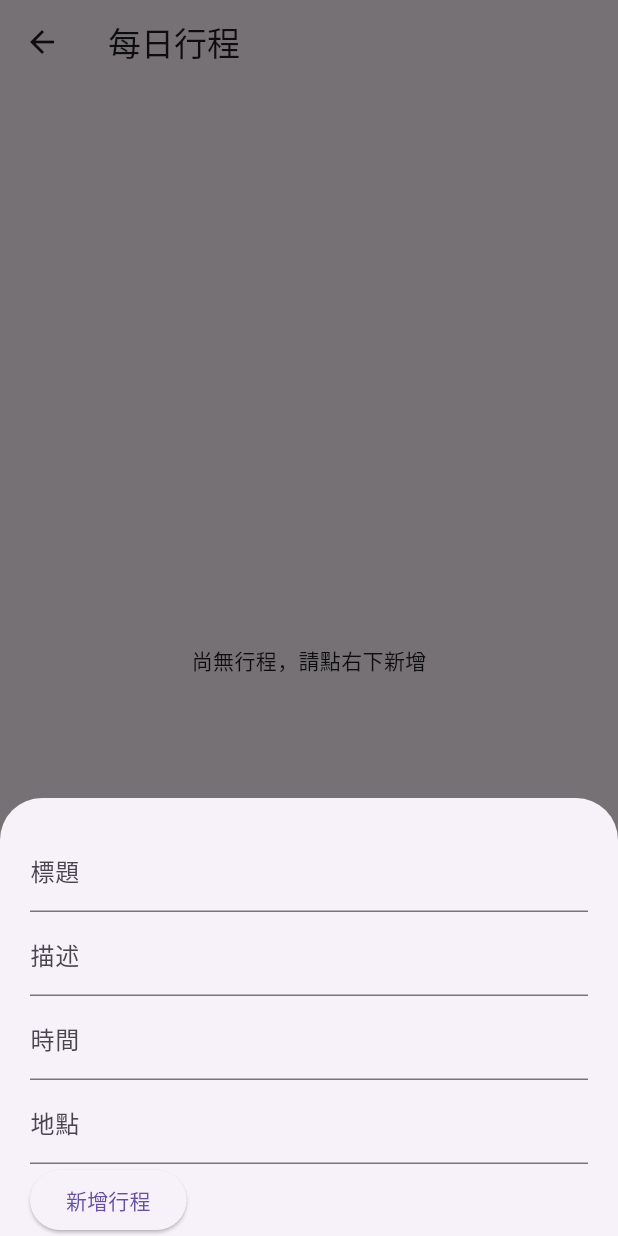
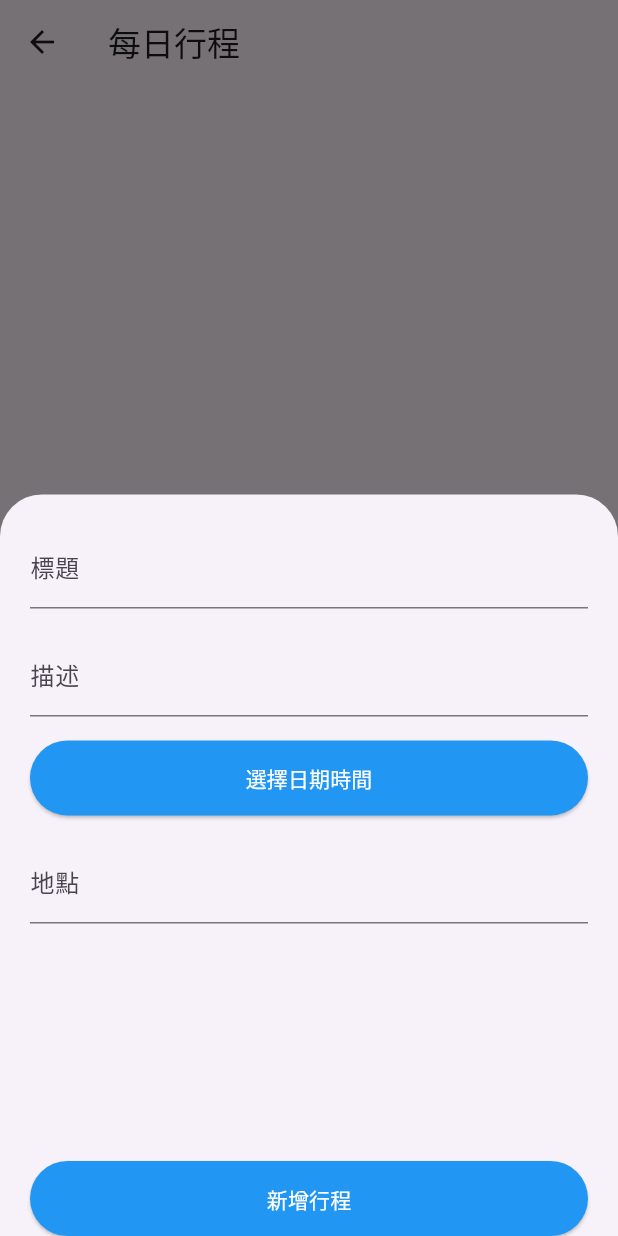
Before and after one commit to BebeShen/Btrip, a Flutter app: the DailyPlanScreen screen opened directly, after a tap on the "add" icon, on a phone screen of 412 x 824 dp. Run offline on Flutter 3.47's test engine with Material 3 defaults, Android fonts, the phone set to English and light mode, and no system bars; our stand-ins replace convex_bottom_bar.

Commit message:
[v0.0.1.250707.4][Feat] Add/Update plan

```diff
--- a/lib/screens/daily_plan_screen.dart
+++ b/lib/screens/daily_plan_screen.dart
@@ -1,4 +1,5 @@
 import 'package:flutter/material.dart';
+import 'package:intl/intl.dart';
 
 class DailyPlanScreen extends StatefulWidget {
   const DailyPlanScreen({super.key});
@@ -9,15 +10,17 @@ class DailyPlanScreen extends StatefulWidget {
 
 class _DailyPlanScreenState extends State<DailyPlanScreen> {
   final List<PlanItem> _plans = [];
+  final DateFormat formatter = DateFormat('yyyy/MM/dd HH:mm');
 
-  void _addPlan(String title, String description, String time, String location) {
+  void _addPlan(PlanItem plan) {
     setState(() {
-      _plans.add(PlanItem(
-        title: title,
-        description: description,
-        time: time,
-        location: location,
-      ));
+      _plans.add(plan);
+    });
+  }
+
+  void _updatePlan(int index, PlanItem newPlan) {
+    setState(() {
+      _plans[index] = newPlan;
     });
   }
 
@@ -27,53 +30,148 @@ class _DailyPlanScreenState extends State<DailyPlanScreen> {
     });
   }
 
-  void _showAddPlanSheet() {
-    String title = '';
-    String description = '';
-    String time = '';
-    String location = '';
+  void _showPlanSheet({PlanItem? plan, int? index}) {
+    String title = plan?.title ?? '';
+    String description = plan?.description ?? '';
+    String location = plan?.location ?? '';
+    DateTime? selectedDateTime;
+
+    if (plan != null && plan.time.isNotEmpty) {
+      selectedDateTime = DateTime.tryParse(plan.time);
+    }
+
+    final titleController = TextEditingController(text: title);
+    final descriptionController = TextEditingController(text: description);
+    final locationController = TextEditingController(text: location);
 
     showModalBottomSheet(
       context: context,
-      isScrollControlled: true, // 當輸入鍵盤出現時可滾動
+      isScrollControlled: true,
       builder: (ctx) {
+        return StatefulBuilder(builder: (ctx, setModalState) {
+          Future<void> pickDateTime() async {
+            final now = DateTime.now();
+            final date = await showDatePicker(
+              context: ctx,
+              initialDate: selectedDateTime ?? now,
+              firstDate: DateTime(now.year - 1),
+              lastDate: DateTime(now.year + 2),
+            );
+
+            if (date != null) {
+              final time = await showTimePicker(
+                context: ctx,
+                initialTime: selectedDateTime != null
+                    ? TimeOfDay(hour: selectedDateTime!.hour, minute: selectedDateTime!.minute)
+                    : TimeOfDay.now(),
+              );
+
+              if (time != null) {
+                setModalState(() {
+                  selectedDateTime =
+                      DateTime(date.year, date.month, date.day, time.hour, time.minute);
+                });
+              }
+            }
+          }
+          return DraggableScrollableSheet(
+            expand: false,
+            initialChildSize: 0.6,
+            minChildSize: 0.4,
+            maxChildSize: 0.9,
+            builder: (_, controller) {
               return Padding(
                 padding: EdgeInsets.only(
-              bottom: MediaQuery.of(ctx).viewInsets.bottom,
                   left: 20,
                   right: 20,
-              top: 20),
-          child: Wrap(
+                  top: 20,
+                  bottom: MediaQuery.of(ctx).viewInsets.bottom,
+                ),
+                child: Column(
+                  children: [
+                    Expanded(
+                      child: SingleChildScrollView(
+                        controller: controller,
+                        child: Column(
+                          crossAxisAlignment: CrossAxisAlignment.stretch,
                           children: [
                             TextField(
                               decoration: const InputDecoration(labelText: '標題'),
+                              controller: titleController,
                               onChanged: (value) => title = value,
                             ),
+                            const SizedBox(height: 16),
+
                             TextField(
                               decoration: const InputDecoration(labelText: '描述'),
+                              controller: descriptionController,
+                              maxLines: null,
                               onChanged: (value) => description = value,
                             ),
-              TextField(
-                decoration: const InputDecoration(labelText: '時間'),
-                onChanged: (value) => time = value,
+                            const SizedBox(height: 16),
+
+                            ElevatedButton(
+                              style: ElevatedButton.styleFrom(
+                                backgroundColor: Colors.blue,
+                                foregroundColor: Colors.white,
+                                minimumSize: const Size(double.infinity, 50),
                               ),
+                              onPressed: pickDateTime,
+                              child: Text(
+                                selectedDateTime == null
+                                    ? '選擇日期時間'
+                                    : DateFormat('yyyy/MM/dd HH:mm').format(selectedDateTime!),
+                              ),
+                            ),
+                            const SizedBox(height: 16),
+
                             TextField(
                               decoration: const InputDecoration(labelText: '地點'),
+                              controller: locationController,
                               onChanged: (value) => location = value,
                             ),
-              const SizedBox(height: 20),
-              ElevatedButton(
+                            const SizedBox(height: 16),
+                          ],
+                        ),
+                      ),
+                    ),
+
+                    SafeArea(
+                      child: SizedBox(
+                        width: double.infinity,
+                        child: ElevatedButton(
+                          style: ElevatedButton.styleFrom(
+                            backgroundColor: Colors.blue,
+                            foregroundColor: Colors.white,
+                            minimumSize: const Size(double.infinity, 50),
+                          ),
                           onPressed: () {
-                  if (title.isNotEmpty) {
-                    _addPlan(title, description, time, location);
+                            if (title.isNotEmpty && selectedDateTime != null) {
+                              final newPlan = PlanItem(
+                                title: title,
+                                description: description,
+                                time: selectedDateTime!.toIso8601String(),
+                                location: location,
+                              );
+                              if (plan == null) {
+                                _addPlan(newPlan);
+                              } else {
+                                _updatePlan(index!, newPlan);
+                              }
                               Navigator.of(ctx).pop();
                             }
                           },
-                child: const Text('新增行程'),
+                          child: Text(plan == null ? '新增行程' : '更新行程'),
+                        ),
+                      ),
                     ),
                   ],
                 ),
               );
+            },
+          );
+
+        });
       },
     );
   }
@@ -88,13 +186,16 @@ class _DailyPlanScreenState extends State<DailyPlanScreen> {
               itemCount: _plans.length,
               itemBuilder: (ctx, index) {
                 final plan = _plans[index];
+                final displayTime = DateTime.tryParse(plan.time);
+                final formattedTime = displayTime != null ? formatter.format(displayTime) : '';
                 return Card(
                   margin: const EdgeInsets.symmetric(horizontal: 10, vertical: 5),
                   child: ListTile(
                     title: Text(plan.title),
                     subtitle: Text(
-                        '${plan.description}\n時間: ${plan.time}\n地點: ${plan.location}'),
+                        '${plan.description}\n時間: $formattedTime\n地點: ${plan.location}'),
                     isThreeLine: true,
+                    onTap: () => _showPlanSheet(plan: plan, index: index),
                     trailing: IconButton(
                       icon: const Icon(Icons.delete, color: Colors.red),
                       onPressed: () => _deletePlan(index),
@@ -104,7 +205,7 @@ class _DailyPlanScreenState extends State<DailyPlanScreen> {
               },
             ),
       floatingActionButton: FloatingActionButton(
-        onPressed: _showAddPlanSheet,
+        onPressed: () => _showPlanSheet(),
         child: const Icon(Icons.add),
       ),
     );
@@ -116,15 +217,11 @@ class PlanItem {
   final String description;
   final String time;
   final String location;
-  final String? comment; // 先預留 comment
-  final int? rating;     // 先預留 rating
 
   PlanItem({
     required this.title,
     required this.description,
     required this.time,
     required this.location,
-    this.comment,
-    this.rating,
   });
 }
```
Lines whose indentation alone changed are shown as unchanged.
